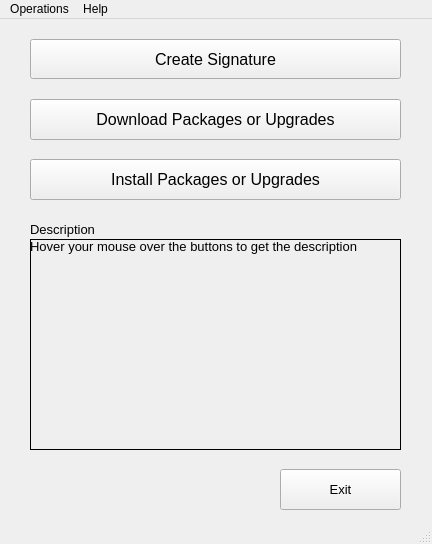
rickysarraf/apt-offline, file apt_offline_gui/AptOfflineQtMain.ui: the form before one commit.
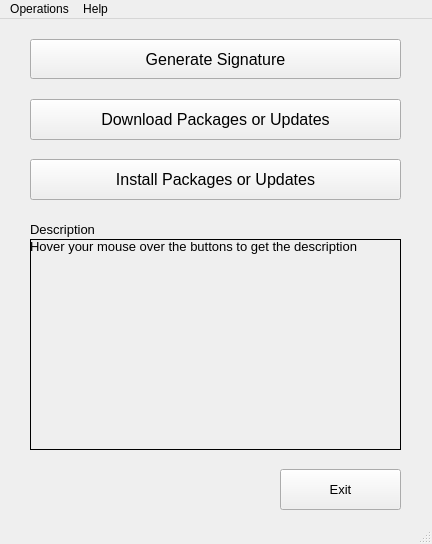
The form after the commit. Icons and pictures are not drawn.

Commit message: minor english string changes

```diff
--- a/apt_offline_gui/AptOfflineQtMain.ui
+++ b/apt_offline_gui/AptOfflineQtMain.ui
@@ -56,7 +56,7 @@
      <bool>true</bool>
     </property>
     <property name="text">
-     <string>Create Signature</string>
+     <string>Generate Signature</string>
     </property>
     <property name="icon">
      <iconset resource="resources.qrc">
@@ -80,7 +80,7 @@
      </font>
     </property>
     <property name="text">
-     <string>Download Packages or Upgrades</string>
+     <string>Download Packages or Updates</string>
     </property>
     <property name="icon">
      <iconset resource="resources.qrc">
@@ -102,7 +102,7 @@
      </font>
     </property>
     <property name="text">
-     <string>Install Packages or Upgrades</string>
+     <string>Install Packages or Updates</string>
     </property>
     <property name="icon">
      <iconset resource="resources.qrc">
```
Left out of the diff: 6 changed lines with no effect on the pictures.
